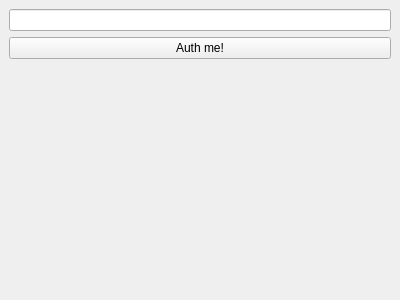
Old version of the form client/auth.ui in the repository khram2003/BPKproject.
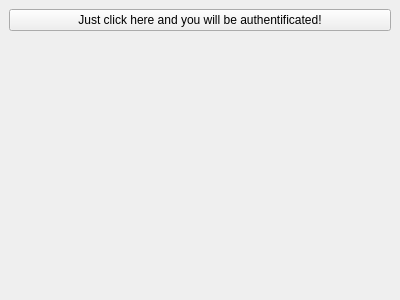
New version of the form.

```diff
--- a/client/auth.ui
+++ b/client/auth.ui
@@ -18,16 +18,18 @@
     <property name="sizeConstraint">
      <enum>QLayout::SetMaximumSize</enum>
     </property>
-    <item row="1" column="1">
+    <item row="0" column="1">
      <widget class="QPushButton" name="AuthButton">
+      <property name="font">
+       <font>
+        <family>Segoe UI</family>
+       </font>
+      </property>
       <property name="text">
-       <string>Auth me!</string>
+       <string>Just click here and you will be authentificated!</string>
       </property>
      </widget>
     </item>
-    <item row="0" column="1">
-     <widget class="QLineEdit" name="lineEdit"/>
-    </item>
    </layout>
   </widget>
  </widget>
```
